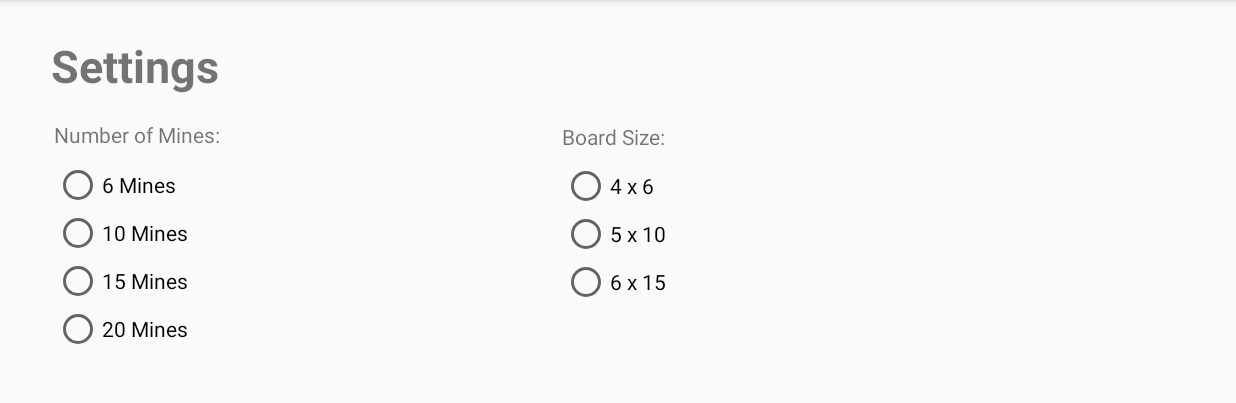
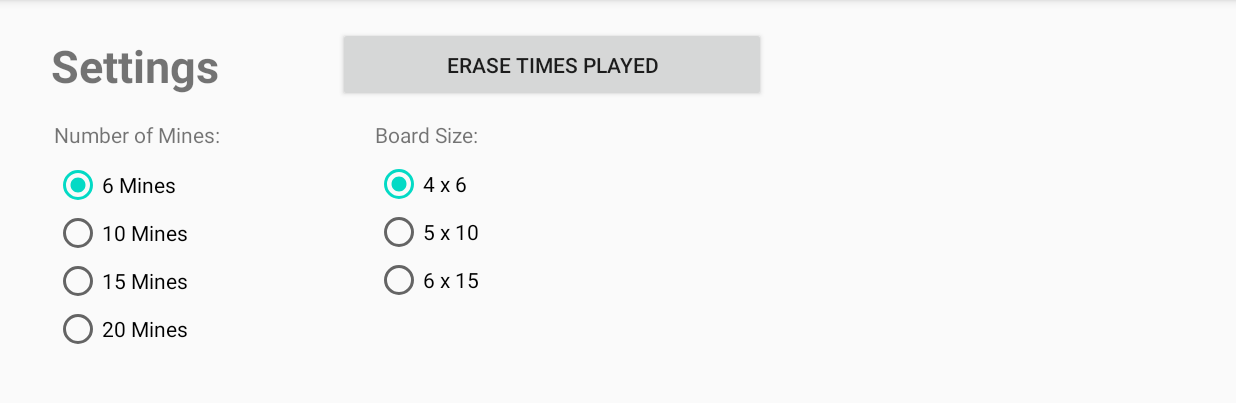
Before and after one commit to denzelnasol/Fort-Finder, an Android app: the screen it shows after launch (Options), after a tap on "OPTIONS", on a phone screen of 824 x 412 dp (held sideways), the part 72-475 px from its top. Run offline under Robolectric (Android 15) with nearby library versions, the phone set to English and light mode, and no system bars.

Commit message:
Refine game board, update board size and number of mines using option menu, save selected options when app leaves, add number of games played and ability to reset amount

```diff
--- a/app/src/main/java/sfu/packages/cmpt276a3/model/Options.java
+++ b/app/src/main/java/sfu/packages/cmpt276a3/model/Options.java
@@ -4,21 +4,46 @@ import androidx.appcompat.app.AppCompatActivity;
 
 import android.content.Context;
 import android.content.Intent;
+import android.content.SharedPreferences;
+import android.graphics.Path;
 import android.os.Bundle;
+import android.view.View;
+import android.widget.Button;
 import android.widget.RadioButton;
 import android.widget.RadioGroup;
+import android.widget.Toast;
 
 import sfu.packages.cmpt276a3.R;
 
 public class Options extends AppCompatActivity {
+    private static final String NUM_MINES = "Number of Mines";
+    private static final String BOARD_SIZE = "Board Size";
 
     @Override
     protected void onCreate(Bundle savedInstanceState) {
         super.onCreate(savedInstanceState);
         setContentView(R.layout.activity_options);
 
+        setUpEraseButton(this);
+
         createMineRadioButtons();
         createBoardSizeRadioButton();
+
+    }
+
+    private void setUpEraseButton(Context context) {
+        Button button = (Button) findViewById(R.id.eraseTimesPlayedButton);
+        button.setOnClickListener(new View.OnClickListener() {
+            @Override
+            public void onClick(View v) {
+                Boolean eraseCheck = true;
+                SharedPreferences prefs = Options.this.getSharedPreferences("ErasePrefs", MODE_PRIVATE);
+                SharedPreferences.Editor editor = prefs.edit();
+                editor.putBoolean("Erase Check", eraseCheck);
+                editor.apply();
+                eraseCheck = false;
+            }
+        });
     }
 
     private void createBoardSizeRadioButton() {
@@ -27,13 +52,38 @@ public class Options extends AppCompatActivity {
 
         // Create the buttons
         for (int i = 0; i < boardSizes.length; i++) {
-            String stringBoardSize = boardSizes[i];
+            final String stringBoardSize = boardSizes[i];
 
             RadioButton button = new RadioButton(this);
             button.setText(stringBoardSize);
+            button.setOnClickListener(new View.OnClickListener() {
+                @Override
+                public void onClick(View v) {
+                    saveBoardSize(stringBoardSize);
+                }
+            });
 
+            // Add to radio group
             group.addView(button);
+
+            // Select default button
+            if (stringBoardSize.equals(getBoardSize(this))) {
+                button.setChecked(true);
+            }
         }
+    }
+
+    private void saveBoardSize(String boardSize) {
+        SharedPreferences prefs = this.getSharedPreferences("BoardPrefs", MODE_PRIVATE);
+        SharedPreferences.Editor editor = prefs.edit();
+        editor.putString(BOARD_SIZE, boardSize);
+        editor.apply();
+    }
+
+    static public String getBoardSize(Context context) {
+        SharedPreferences prefs = context.getSharedPreferences("BoardPrefs", MODE_PRIVATE);
+
+        return prefs.getString(BOARD_SIZE, context.getString(R.string.fourBySix));
     }
 
     private void createMineRadioButtons() {
@@ -42,13 +92,39 @@ public class Options extends AppCompatActivity {
 
         // Create the buttons
         for (int i = 0; i < numMines.length; i++) {
-            int numMineSize = numMines[i];
+            final int numMine = numMines[i];
 
             RadioButton button = new RadioButton(this);
-            button.setText(numMineSize + " Mines");
+            button.setText(getString(R.string.mines, numMine));
 
+            button.setOnClickListener(new View.OnClickListener() {
+                @Override
+                public void onClick(View v) {
+                    saveNumberOfMines(numMine);
+                }
+            });
+            // Add to radio group
             group.addView(button);
+
+            // Select default button
+            if (numMine == getNumMines(this)) {
+                button.setChecked(true);
+            }
         }
+    }
+
+    private void saveNumberOfMines(int numMineSize) {
+        SharedPreferences prefs = this.getSharedPreferences("MinePrefs", MODE_PRIVATE);
+        SharedPreferences.Editor editor = prefs.edit();
+        editor.putInt(NUM_MINES, numMineSize);
+        editor.apply();
+    }
+
+    static public int getNumMines(Context context) {
+        SharedPreferences prefs = context.getSharedPreferences("MinePrefs", MODE_PRIVATE);
+        int defaultNumMines = context.getResources().getInteger(R.integer.default_num_mines);
+
+        return prefs.getInt(NUM_MINES, defaultNumMines);
     }
 
     public static Intent makeIntent(Context context) {
--- a/app/src/main/res/layout/activity_options.xml
+++ b/app/src/main/res/layout/activity_options.xml
@@ -42,21 +42,35 @@
         android:layout_width="wrap_content"
         android:layout_height="wrap_content"
         android:layout_alignParentTop="true"
-        android:layout_marginStart="228dp"
-        android:layout_marginTop="81dp"
+        android:layout_marginStart="103dp"
+        android:layout_marginTop="80dp"
         android:layout_toEndOf="@+id/mineNumberView"
         android:text="Board Size:" />
 
     <RadioGroup
         android:id="@+id/radio_group_board_size"
-        android:layout_width="171dp"
-        android:layout_height="277dp"
+        android:layout_width="204dp"
+        android:layout_height="wrap_content"
         android:layout_below="@+id/boardSizeView"
         android:layout_alignStart="@+id/boardSizeView"
         android:layout_alignParentEnd="true"
         android:layout_alignParentBottom="true"
         android:layout_marginStart="0dp"
         android:layout_marginTop="7dp"
-        android:layout_marginEnd="184dp"
+        android:layout_marginEnd="276dp"
         android:layout_marginBottom="27dp" />
+
+    <Button
+        android:id="@+id/eraseTimesPlayedButton"
+        android:layout_width="192dp"
+        android:layout_height="wrap_content"
+        android:layout_above="@+id/radio_group_board_size"
+        android:layout_alignParentTop="true"
+        android:layout_alignParentEnd="true"
+        android:layout_marginStart="79dp"
+        android:layout_marginTop="18dp"
+        android:layout_marginEnd="313dp"
+        android:layout_marginBottom="31dp"
+        android:layout_toEndOf="@+id/settingsView"
+        android:text="Erase Times Played" />
 </RelativeLayout>
--- a/app/src/main/res/values/option_Sizes.xml
+++ b/app/src/main/res/values/option_Sizes.xml
@@ -1,7 +1,7 @@
 <?xml version="1.0" encoding="utf-8"?>
 <resources>
     <string-array name="game_board_sizes">
-        <item>4 x 6</item>
+        <item>"4 x 6"</item>
         <item>5 x 10</item>
         <item>6 x 15</item>
     </string-array>
@@ -12,4 +12,6 @@
         <item>15</item>
         <item>20</item>
     </integer-array>
+
+    <integer name="default_num_mines">6</integer>
 </resources>
--- a/app/src/main/res/values/strings.xml
+++ b/app/src/main/res/values/strings.xml
@@ -5,4 +5,6 @@
     <string name="linkToSite">Home Page: https://opencoursehub.cs.sfu.ca/jackt/grav-cms/cmpt276-2/home</string>
     <string name="linkToPexels">Pexels URL: https://www.pexels.com/photo/architectural-photography-of-brown-and-gray-castle-3061171/</string>
     <string name="linkToSampleImages">Samples URL: https://canvas.sfu.ca/courses/56838/pages/sample-images</string>
+    <string name="mines">%1$d Mines</string>
+    <string name="fourBySix">4 x 6</string>
 </resources>
```
Also changed, not shown: app/src/main/java/sfu/packages/cmpt276a3/model/GameBoard.java (+120 -13 lines), app/src/main/java/sfu/packages/cmpt276a3/model/Menu.java (+8 -0 lines), app/src/main/res/layout/activity_game_board.xml (+21 -3 lines).
